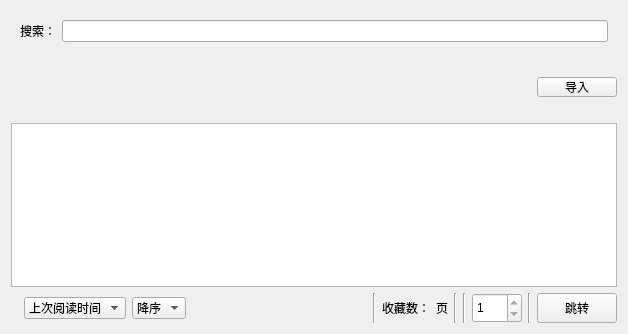
Qt form ui/ui_local.ui (tonquer/JMComic-qt) before a commit.
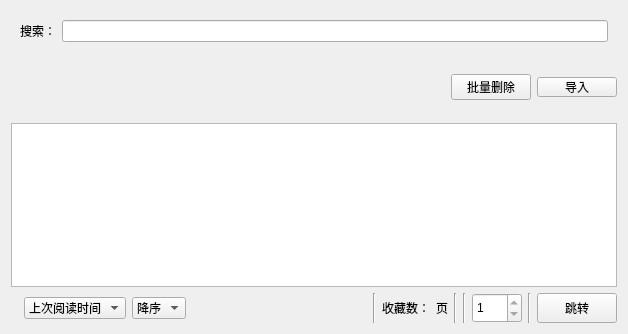
The same form after that commit. Custom widgets are drawn as their Qt base class.

What changed in the file:
```diff
--- a/ui/ui_local.ui
+++ b/ui/ui_local.ui
@@ -66,6 +66,13 @@
        </property>
       </widget>
      </item>
+     <item>
+      <widget class="QPushButton" name="delAll">
+       <property name="text">
+        <string>批量删除</string>
+       </property>
+      </widget>
+     </item>
      <item alignment="Qt::AlignRight">
       <widget class="QPushButton" name="toolButton">
        <property name="maximumSize">
```
